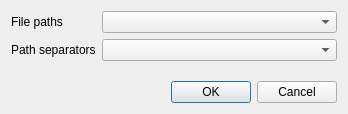
clementine-player/Clementine, file src/playlist/playlistsaveoptionsdialog.ui: the form before one commit.
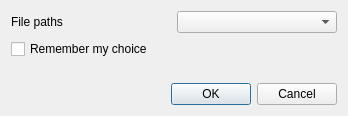
The form after the commit.

Commit message: Use a save dialog option instead of quick change menu. This is less confusing IMO. The dialog will shown up only if users decided to in the preferences, so that will not bother users who don't need this. This reuses lot of things from Alan contribution from #4484

```diff
--- a/src/playlist/playlistsaveoptionsdialog.ui
+++ b/src/playlist/playlistsaveoptionsdialog.ui
@@ -7,7 +7,7 @@
     <x>0</x>
     <y>0</y>
     <width>348</width>
-    <height>114</height>
+    <height>116</height>
    </rect>
   </property>
   <property name="windowTitle">
@@ -15,7 +15,7 @@
   </property>
   <layout class="QVBoxLayout" name="verticalLayout">
    <item>
-    <layout class="QGridLayout" name="gridLayout" columnstretch="0,1">
+    <layout class="QGridLayout" name="gridLayout" columnstretch="0,0">
      <item row="0" column="0">
       <widget class="QLabel" name="label">
        <property name="text">
@@ -23,18 +23,25 @@
        </property>
       </widget>
      </item>
-     <item row="1" column="0">
-      <widget class="QLabel" name="label_2">
-       <property name="text">
-        <string>Path separators</string>
-       </property>
-      </widget>
-     </item>
      <item row="0" column="1">
       <widget class="QComboBox" name="filePaths"/>
      </item>
-     <item row="1" column="1">
-      <widget class="QComboBox" name="pathSeparators"/>
+    </layout>
+   </item>
+   <item>
+    <layout class="QGridLayout" name="gridLayout_2">
+     <property name="topMargin">
+      <number>0</number>
+     </property>
+     <item row="0" column="0">
+      <widget class="QCheckBox" name="remember_user_choice">
+       <property name="toolTip">
+        <string>This can be changed later through the preferences</string>
+       </property>
+       <property name="text">
+        <string>Remember my choice</string>
+       </property>
+      </widget>
      </item>
     </layout>
    </item>
```
The commit also changes 25 other files.
